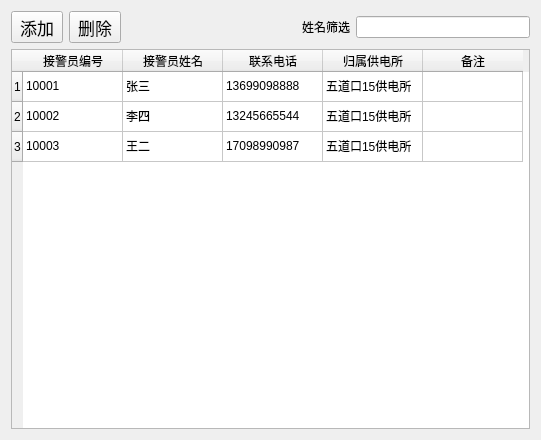
This is WorkerConfigDlg.ui in wanlong1215/test as Qt 5 draws it before an edit. The edited form follows.
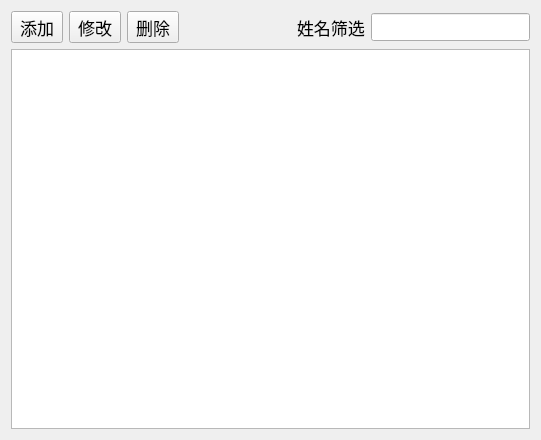
This is the edited form.

Commit message: 修改胖子的11个问题，除了编码都有修改

Diff of the .ui file:
```diff
--- a/WorkerConfigDlg.ui
+++ b/WorkerConfigDlg.ui
@@ -29,7 +29,19 @@
       </widget>
      </item>
      <item>
-      <widget class="QToolButton" name="toolButton_2">
+      <widget class="QToolButton" name="btnModify">
+       <property name="font">
+        <font>
+         <pointsize>13</pointsize>
+        </font>
+       </property>
+       <property name="text">
+        <string>修改</string>
+       </property>
+      </widget>
+     </item>
+     <item>
+      <widget class="QToolButton" name="btnDelete">
        <property name="font">
         <font>
          <pointsize>13</pointsize>
@@ -55,119 +67,29 @@
      </item>
      <item>
       <widget class="QLabel" name="label">
+       <property name="font">
+        <font>
+         <pointsize>13</pointsize>
+        </font>
+       </property>
        <property name="text">
         <string>姓名筛选</string>
        </property>
       </widget>
      </item>
      <item>
-      <widget class="QLineEdit" name="lineEdit"/>
+      <widget class="QLineEdit" name="lineEdit">
+       <property name="font">
+        <font>
+         <pointsize>13</pointsize>
+        </font>
+       </property>
+      </widget>
      </item>
     </layout>
    </item>
    <item>
-    <widget class="QTableWidget" name="tableWidget">
-     <row>
-      <property name="text">
-       <string>1</string>
-      </property>
-     </row>
-     <row>
-      <property name="text">
-       <string>2</string>
-      </property>
-     </row>
-     <row>
-      <property name="text">
-       <string>3</string>
-      </property>
-     </row>
-     <column>
-      <property name="text">
-       <string>接警员编号</string>
-      </property>
-     </column>
-     <column>
-      <property name="text">
-       <string>接警员姓名</string>
-      </property>
-     </column>
-     <column>
-      <property name="text">
-       <string>联系电话</string>
-      </property>
-     </column>
-     <column>
-      <property name="text">
-       <string>归属供电所</string>
-      </property>
-     </column>
-     <column>
-      <property name="text">
-       <string>备注</string>
-      </property>
-     </column>
-     <item row="0" column="0">
-      <property name="text">
-       <string>10001</string>
-      </property>
-     </item>
-     <item row="0" column="1">
-      <property name="text">
-       <string>张三</string>
-      </property>
-     </item>
-     <item row="0" column="2">
-      <property name="text">
-       <string>13699098888</string>
-      </property>
-     </item>
-     <item row="0" column="3">
-      <property name="text">
-       <string>五道口15供电所</string>
-      </property>
-     </item>
-     <item row="1" column="0">
-      <property name="text">
-       <string>10002</string>
-      </property>
-     </item>
-     <item row="1" column="1">
-      <property name="text">
-       <string>李四</string>
-      </property>
-     </item>
-     <item row="1" column="2">
-      <property name="text">
-       <string>13245665544</string>
-      </property>
-     </item>
-     <item row="1" column="3">
-      <property name="text">
-       <string>五道口15供电所</string>
-      </property>
-     </item>
-     <item row="2" column="0">
-      <property name="text">
-       <string>10003</string>
-      </property>
-     </item>
-     <item row="2" column="1">
-      <property name="text">
-       <string>王二</string>
-      </property>
-     </item>
-     <item row="2" column="2">
-      <property name="text">
-       <string>17098990987</string>
-      </property>
-     </item>
-     <item row="2" column="3">
-      <property name="text">
-       <string>五道口15供电所</string>
-      </property>
-     </item>
-    </widget>
+    <widget class="QTableWidget" name="tableWidget"/>
    </item>
   </layout>
  </widget>
```
Left out of the diff: 2 changed lines with no effect on the pictures. The commit also changes 20 other files.
